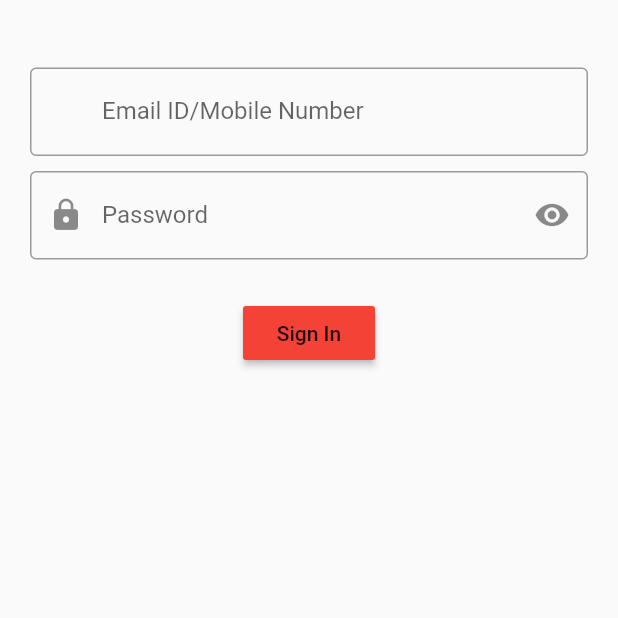
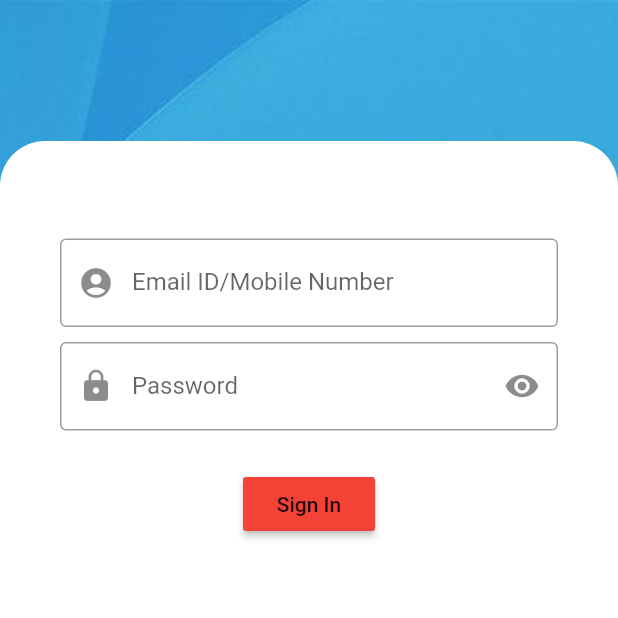
Before and after one commit to juanmathewsabu/MultiSaleAppExp, a Flutter app: the screen it shows after launch, on a phone screen of 412 x 824 dp, the top half of it. Run offline on Flutter 3.47's test engine with Material 2 defaults, Android fonts, the phone set to English and light mode, and no system bars.

```diff
--- a/lib/screens/login_screen.dart
+++ b/lib/screens/login_screen.dart
@@ -11,7 +11,8 @@ class LoginScreen extends StatelessWidget {
         children: [
           spacing(25.0, 25.0),
           //username
-          entryField('you@example.com', 'Email ID/Mobile Number'),
+          entryField('you@example.com', 'Email ID/Mobile Number',
+              prefixIcon: Icons.account_circle),
           spacing(10.0, 10.0),
           //password
           entryField('Password', 'Password',
--- a/lib/widgets/app.dart
+++ b/lib/widgets/app.dart
@@ -1,13 +1,19 @@
 import 'package:flutter/material.dart';
 import 'package:login_demo/screens/login_screen.dart';
+import 'containers/mainContainer.dart';
 
 class App extends StatelessWidget {
   @override
   Widget build(BuildContext context) {
     return MaterialApp(
-        title: 'Log Me In',
-        home: Scaffold(
-          body: LoginScreen(),
-        ));
+      debugShowCheckedModeBanner: false,
+      home: Scaffold(
+        body: MainContainer(
+          backgroundImage: AssetImage("assets/images/blue_background.jpg"),
+          mainHeading: '',
+          bodyContent: LoginScreen(),
+        ),
+      ),
+    );
   }
 }
```
